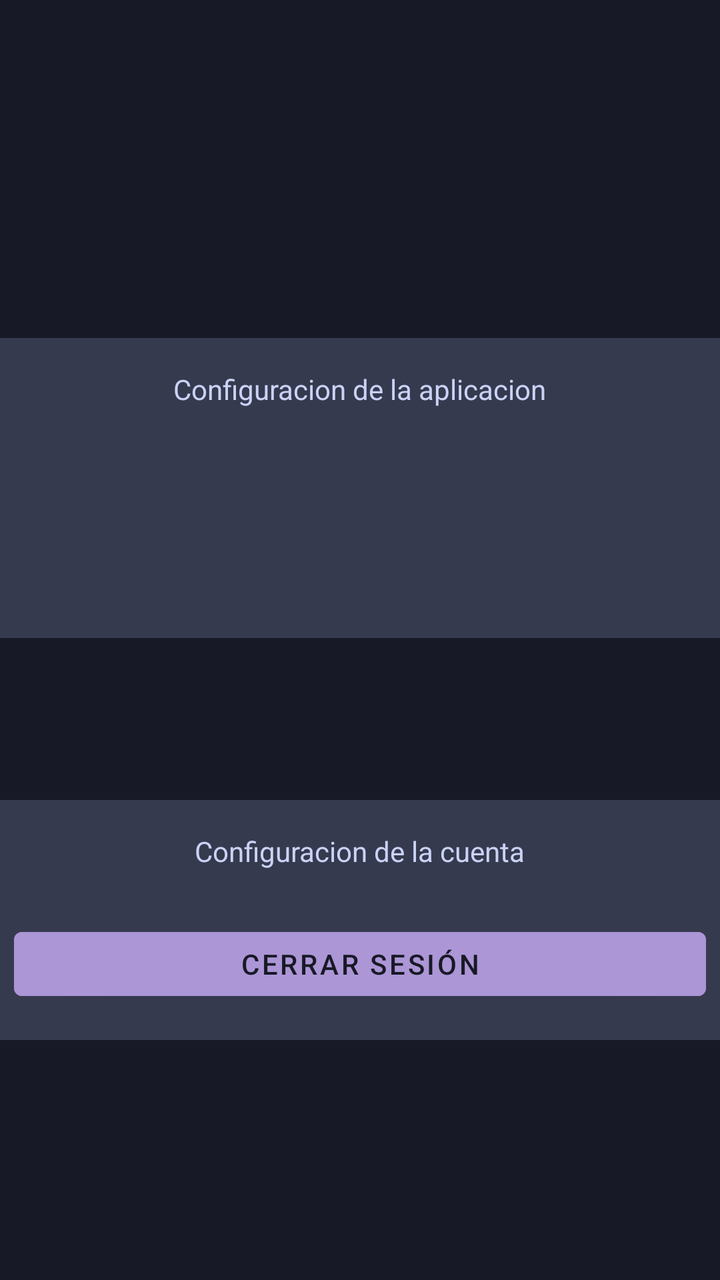
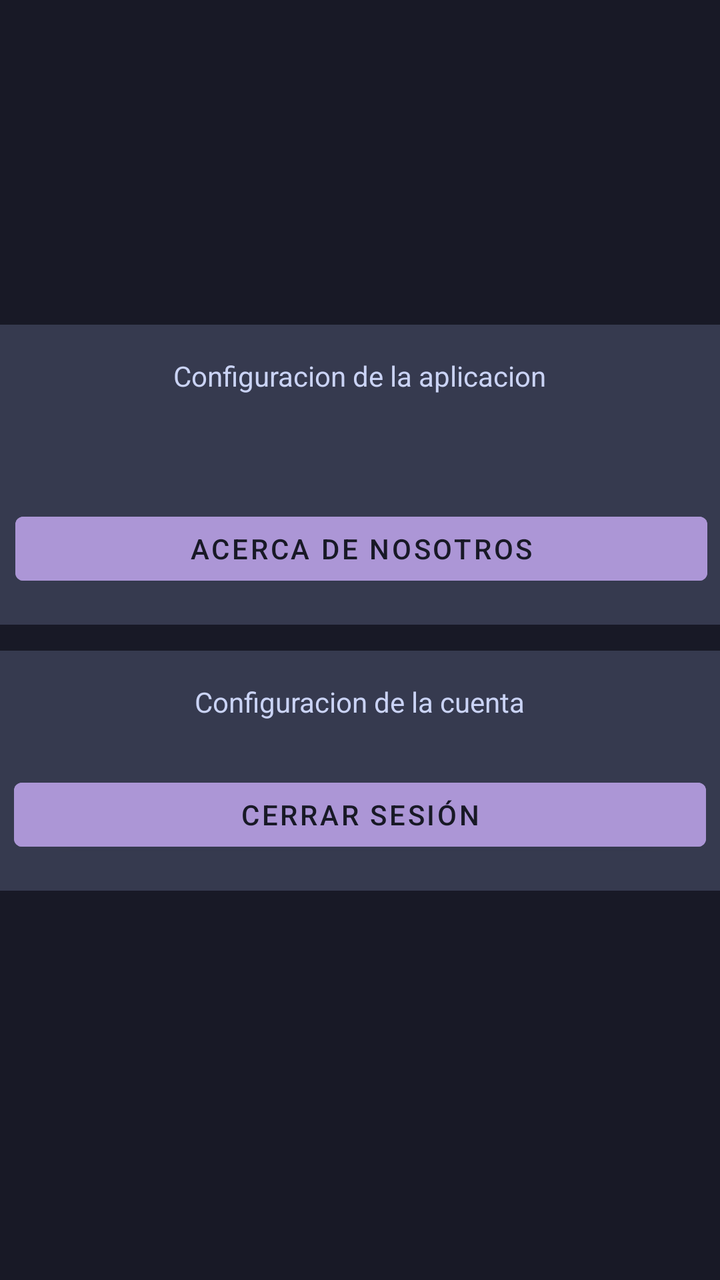

An Android layout rendered at two revisions. The XML below is the earlier revision; the diff shows what the commit changed to produce the second picture.
<!-- AndroidManifest.xml: application theme Theme.GreenQuest -->
<!-- res/layout/fragment_configuracion.xml -->
<?xml version="1.0" encoding="utf-8"?>
<androidx.constraintlayout.widget.ConstraintLayout xmlns:android="http://schemas.android.com/apk/res/android"
    xmlns:app="http://schemas.android.com/apk/res-auto"
    xmlns:tools="http://schemas.android.com/tools"
    android:layout_width="match_parent"
    android:layout_height="match_parent"
    android:background="@color/fondo_primario">

    <androidx.constraintlayout.widget.ConstraintLayout
        android:layout_width="387dp"
        android:layout_height="150dp"
        android:background="@drawable/radius_color_secundario"
        app:layout_constraintBottom_toBottomOf="parent"
        app:layout_constraintEnd_toEndOf="parent"
        app:layout_constraintStart_toStartOf="parent"
        app:layout_constraintTop_toTopOf="parent"
        app:layout_constraintVertical_bias="0.345">

        <TextView
            android:id="@+id/textView3"
            android:layout_width="wrap_content"
            android:layout_height="wrap_content"
            android:layout_marginTop="16dp"

            android:text="Configuracion de la aplicacion"
            app:layout_constraintEnd_toEndOf="parent"
            app:layout_constraintHorizontal_bias="0.498"
            app:layout_constraintStart_toStartOf="parent"
            app:layout_constraintTop_toTopOf="parent" />
    </androidx.constraintlayout.widget.ConstraintLayout>

    <androidx.constraintlayout.widget.ConstraintLayout
        android:id="@+id/constraintLayout2"
        android:layout_width="387dp"
        android:layout_height="120dp"
        android:layout_marginTop="400dp"

        android:background="@drawable/radius_color_secundario"
        app:layout_constraintEnd_toEndOf="parent"
        app:layout_constraintStart_toStartOf="parent"
        app:layout_constraintTop_toTopOf="parent">

        <Button
            android:id="@+id/cerrarSesionButton"
            android:layout_width="346dp"
            android:layout_height="44dp"
            android:layout_marginBottom="16dp"
            android:backgroundTint="#AC96D6"
            android:text="@string/cerrar_sesion_button"
            android:textColor="@color/texto_oscuro"
            app:layout_constraintBottom_toBottomOf="parent"
            app:layout_constraintEnd_toEndOf="parent"
            app:layout_constraintHorizontal_bias="0.487"
            app:layout_constraintStart_toStartOf="parent" />

        <TextView
            android:id="@+id/textView2"
            android:layout_width="wrap_content"
            android:layout_height="wrap_content"
            android:layout_marginTop="16dp"
            android:text="Configuracion de la cuenta"
            app:layout_constraintEnd_toEndOf="parent"
            app:layout_constraintHorizontal_bias="0.498"
            app:layout_constraintStart_toStartOf="parent"
            app:layout_constraintTop_toTopOf="parent" />
    </androidx.constraintlayout.widget.ConstraintLayout>
</androidx.constraintlayout.widget.ConstraintLayout>
<!-- resources referenced by this layout -->
<resources>
  <color name="fondo_primario">#181926</color>
  <color name="texto_oscuro">#181926</color>
  <!-- drawable radius_color_secundario (drawable) -->
  <?xml version="1.0" encoding="utf-8"?>
  <shape xmlns:android="http://schemas.android.com/apk/res/android">
      <corners android:radius="10dp"></corners>
      <solid android:color="@color/fondo_secundario"/>
  </shape>
  <string name="cerrar_sesion_button">Cerrar sesión</string>
  <style name="Theme.GreenQuest" parent="Theme.MaterialComponents.DayNight.NoActionBar">
          <item name="android:textColor">@color/texto_normal</item>
          <item name="android:textColorHint">@color/texto_normal</item>
          <item name="materialButtonStyle">@style/Widget.GreenQuest.Button</item>
          <item name="materialButtonOutlinedStyle">@style/Widget.GreenQuest.Button.Outlined</item>
          <item name="popupMenuStyle">@style/Widget.GreenQuest.PopupMenu</item>
          <item name="materialAlertDialogTheme">@style/ThemeOverlay.GreenQuest.MaterialAlertDialog</item>
      </style>
  <color name="fondo_secundario">#363A4F </color>
  <color name="texto_normal">#CAD3F5</color>
  <style name="Widget.GreenQuest.Button" parent="Widget.MaterialComponents.Button">
          <item name="backgroundTint">@color/accent_color</item>
          <item name="android:textColor">@color/texto_oscuro</item>
          <item name="cornerRadius">8dp</item>
      </style>
  <style name="Widget.GreenQuest.Button.Outlined" parent="Widget.MaterialComponents.Button.OutlinedButton">
          <item name="android:textColor">@color/accent_color</item>
          <item name="cornerRadius">8dp</item>
      </style>
  <style name="Widget.GreenQuest.PopupMenu" parent="Widget.MaterialComponents.PopupMenu">
          <item name="android:popupBackground">@drawable/selector_background</item>
      </style>
  <style name="ThemeOverlay.GreenQuest.MaterialAlertDialog" parent="ThemeOverlay.Material3.MaterialAlertDialog">
          <item name="colorPrimary">@color/accent_color</item>
          <item name="colorSecondary">@color/accent_color</item>
          <item name="colorSurface">@color/fondo_primario</item>
          <item name="colorOnSurface">@color/texto_normal</item>
          <item name="alertDialogStyle">@style/MaterialAlertDialog.Material3</item>
          <item name="buttonBarPositiveButtonStyle">@style/Widget.GreenQuest.Button</item>
          <item name="buttonBarNegativeButtonStyle">@style/Widget.GreenQuest.Button</item>
      </style>
  <color name="accent_color"> #AC96D6</color>
  <!-- drawable selector_background (drawable) -->
  <?xml version="1.0" encoding="UTF-8"?>
  <shape xmlns:android="http://schemas.android.com/apk/res/android">
      <solid android:color="@color/acento_de_fondo"/>
      <corners
          android:topLeftRadius="0dp"
          android:topRightRadius="0dp"
          android:radius="16dp"/>
  </shape>
  <color name="acento_de_fondo">#6E738D</color>
</resources>

<!-- the commit's change to res/layout/fragment_configuracion.xml (unified diff, before → after) -->
@@ -7,6 +7,7 @@
     android:background="@color/fondo_primario">
 
     <androidx.constraintlayout.widget.ConstraintLayout
+        android:id="@+id/constraintLayout4"
         android:layout_width="387dp"
         android:layout_height="150dp"
         android:background="@drawable/radius_color_secundario"
@@ -14,7 +15,7 @@
         app:layout_constraintEnd_toEndOf="parent"
         app:layout_constraintStart_toStartOf="parent"
         app:layout_constraintTop_toTopOf="parent"
-        app:layout_constraintVertical_bias="0.345">
+        app:layout_constraintVertical_bias="0.331">
 
         <TextView
             android:id="@+id/textView3"
@@ -27,18 +28,30 @@
             app:layout_constraintHorizontal_bias="0.498"
             app:layout_constraintStart_toStartOf="parent"
             app:layout_constraintTop_toTopOf="parent" />
+
+        <Button
+            android:id="@+id/acercaDe"
+            android:layout_width="346dp"
+            android:layout_height="44dp"
+            android:layout_marginBottom="16dp"
+            android:backgroundTint="#AC96D6"
+            android:text="@string/acerca_de"
+            android:textColor="@color/texto_oscuro"
+            app:layout_constraintBottom_toBottomOf="parent"
+            app:layout_constraintEnd_toEndOf="parent"
+            app:layout_constraintStart_toStartOf="parent" />
     </androidx.constraintlayout.widget.ConstraintLayout>
 
     <androidx.constraintlayout.widget.ConstraintLayout
         android:id="@+id/constraintLayout2"
         android:layout_width="387dp"
         android:layout_height="120dp"
-        android:layout_marginTop="400dp"
-
         android:background="@drawable/radius_color_secundario"
+        app:layout_constraintBottom_toBottomOf="parent"
         app:layout_constraintEnd_toEndOf="parent"
         app:layout_constraintStart_toStartOf="parent"
-        app:layout_constraintTop_toTopOf="parent">
+        app:layout_constraintTop_toBottomOf="@+id/constraintLayout4"
+        app:layout_constraintVertical_bias="0.063">
 
         <Button
             android:id="@+id/cerrarSesionButton"
<!-- resource entries referenced after the edit -->
@@ -8,6 +8,7 @@
       <corners android:radius="10dp"></corners>
       <solid android:color="@color/fondo_secundario"/>
   </shape>
+  <string name="acerca_de">Acerca de nosotros</string>
   <string name="cerrar_sesion_button">Cerrar sesión</string>
   <style name="Theme.GreenQuest" parent="Theme.MaterialComponents.DayNight.NoActionBar">
           <item name="android:textColor">@color/texto_normal</item>
